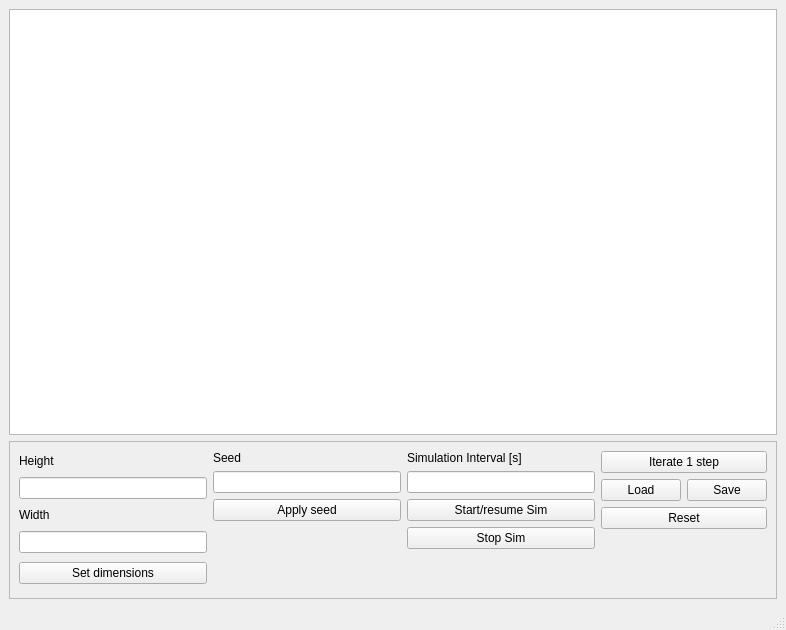
Qt form mainwindow.ui (KacKozak2022/Game-of-Life) before a commit.
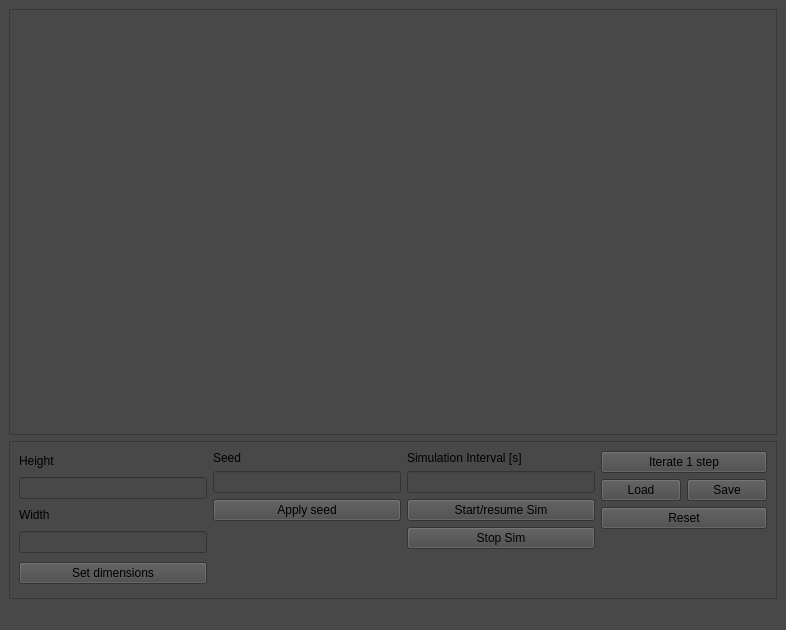
The same form after that commit.

Commit message: fixed simulation and colors

The edit to the form file:
```diff
--- a/mainwindow.ui
+++ b/mainwindow.ui
@@ -13,6 +13,9 @@
   <property name="windowTitle">
    <string>Game of Life</string>
   </property>
+  <property name="styleSheet">
+   <string notr="true">background-color: rgb(72, 72, 72);</string>
+  </property>
   <widget class="QWidget" name="centralwidget">
    <layout class="QVBoxLayout" name="verticalLayout_6">
     <item>
```
The commit also changes 4 other files.
